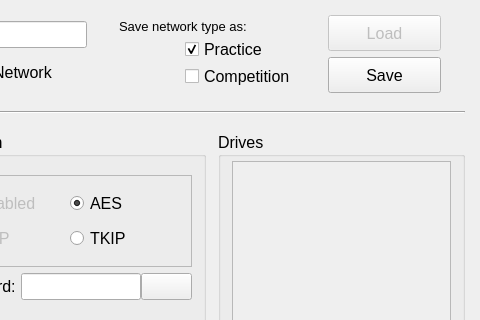
Before: the Qt Designer form configwindow.ui in OlyCow/drive-configer, drawn with Qt 5; both pictures show x 240 to 720 and y 0 to 320 of the 720 by 477 pixel window.
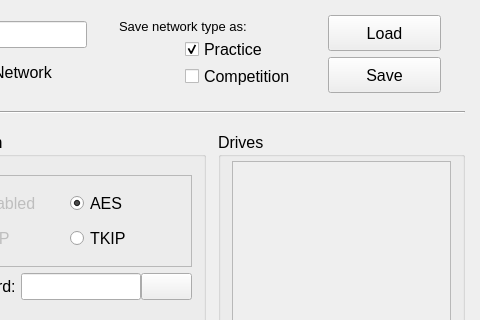
After: the same form once the commit is applied. Icons and pictures are not drawn.

Commit message: Config loading works now

The edit to the form file:
```diff
--- a/configwindow.ui
+++ b/configwindow.ui
@@ -799,9 +799,6 @@
        <layout class="QVBoxLayout" name="layout_actions">
         <item>
          <widget class="QPushButton" name="pushButton_load">
-          <property name="enabled">
-           <bool>false</bool>
-          </property>
           <property name="minimumSize">
            <size>
             <width>0</width>
```
The commit also changes 2 other files.
